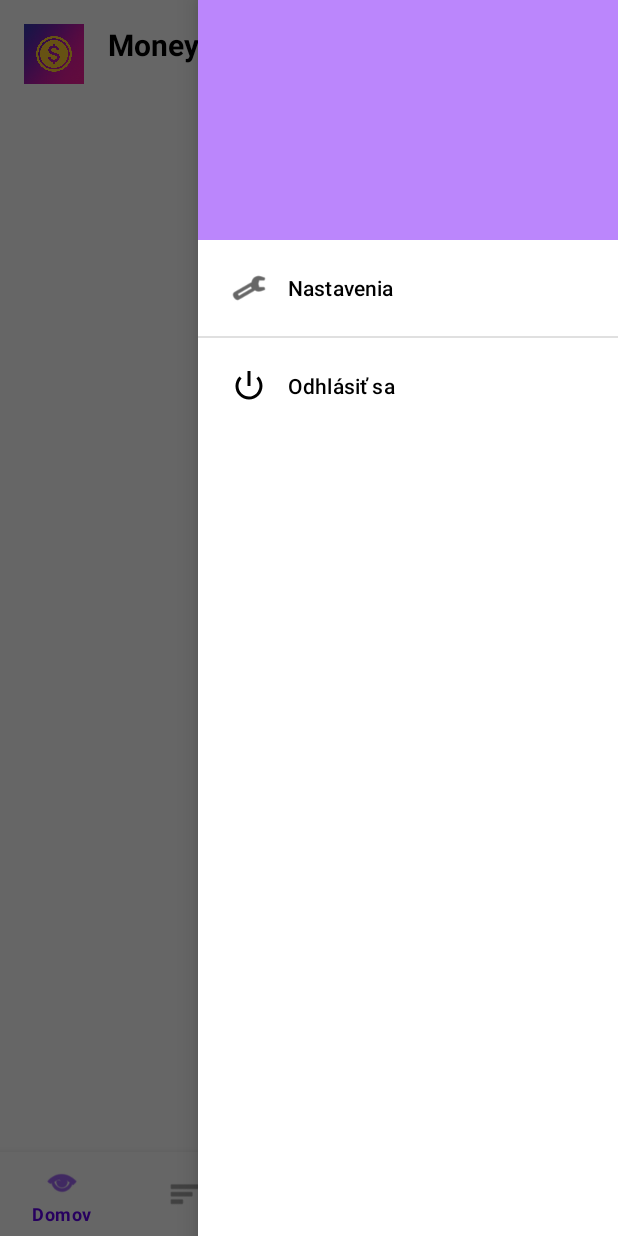
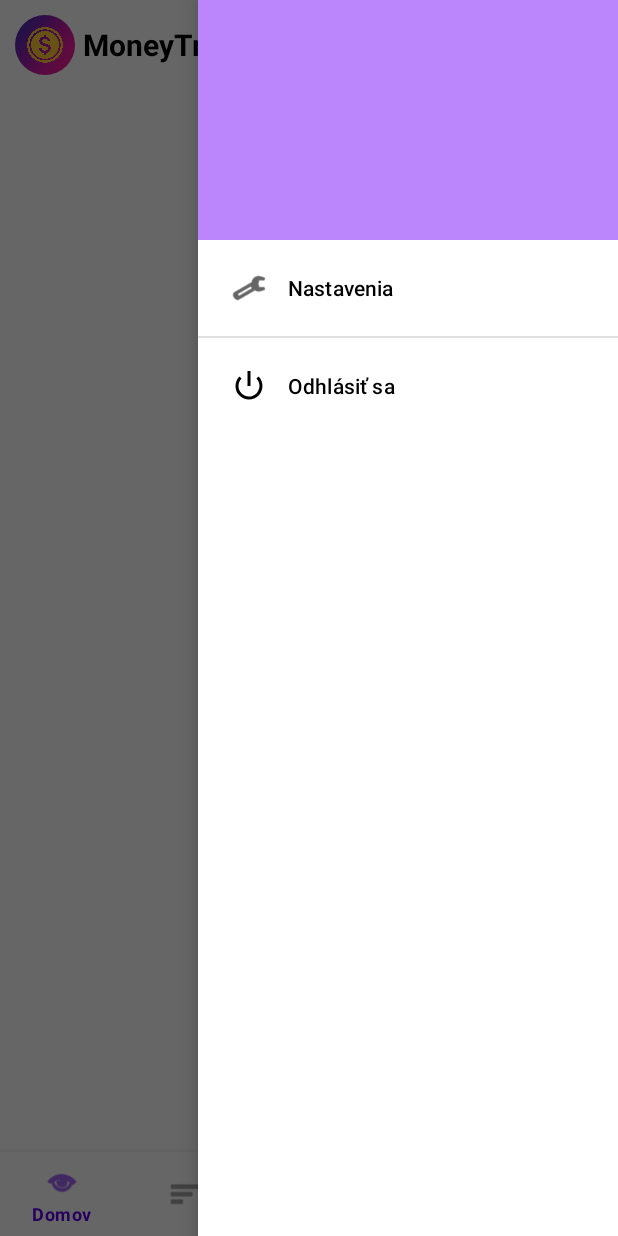
Before and after one commit to Exclypsy/moneytrack, an Android app: the screen it shows after launch once a user with an empty profile is signed in (Home), with the side drawer open, on a phone screen of 412 x 824 dp. Run offline under Robolectric (Android 15) with nearby library versions, the phone set to English and light mode, and no system bars; our stand-ins replace Firebase (no records; nobody signed in at launch, a user with empty details on screens opened directly).

Commit message:
activity_home.xmlfix logo a nazov aplikacie

```diff
--- a/app/src/main/res/layout/activity_home.xml
+++ b/app/src/main/res/layout/activity_home.xml
@@ -22,9 +22,10 @@
             android:id="@+id/logoImageView"
             android:layout_width="40dp"
             android:layout_height="40dp"
-            android:layout_marginStart="16dp"
-            android:layout_marginTop="16dp"
+            android:layout_marginStart="10dp"
+            android:layout_marginTop="10dp"
             android:background="@drawable/circle_mask"
+            android:clipToOutline="true"
             android:contentDescription="Logo"
             android:scaleType="centerCrop"
             android:src="@drawable/logo_moneytrack"
@@ -38,7 +39,7 @@
             android:text="MoneyTrack"
             android:textStyle="bold"
             android:textSize="20sp"
-            android:layout_marginStart="16dp"
+            android:layout_marginStart="5dp"
             android:layout_marginTop="16dp"
             android:textColor="?attr/colorOnPrimaryText"
             app:layout_constraintTop_toTopOf="parent"
```
